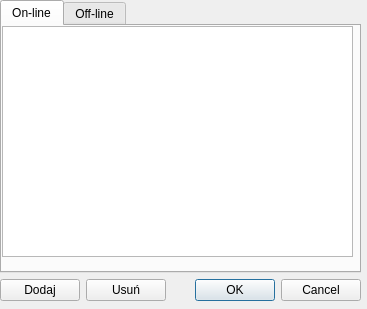
Before: the Qt Designer form ui/friends.ui in gitter-badger/simplechatclient, drawn with Qt 5.
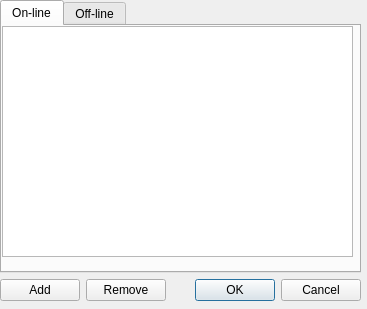
After: the same form once the commit is applied. Icons and pictures are not drawn.

Patch:
```diff
--- a/ui/friends.ui
+++ b/ui/friends.ui
@@ -87,14 +87,14 @@
       <item>
        <widget class="QPushButton" name="pushButton">
         <property name="text">
-         <string>Dodaj</string>
+         <string>Add</string>
         </property>
        </widget>
       </item>
       <item>
        <widget class="QPushButton" name="pushButton_2">
         <property name="text">
-         <string>Usuń</string>
+         <string>Remove</string>
         </property>
        </widget>
       </item>
```
Left out of the diff: 8 changed lines with no effect on the pictures.
